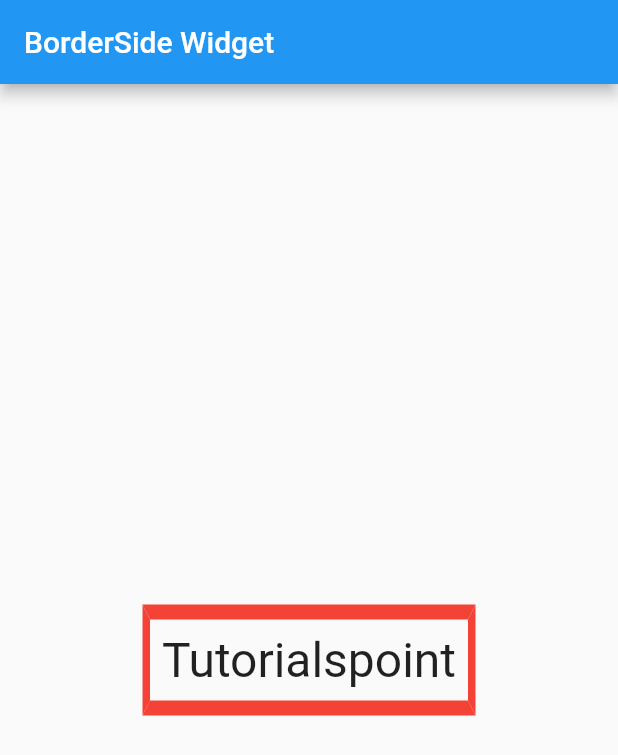
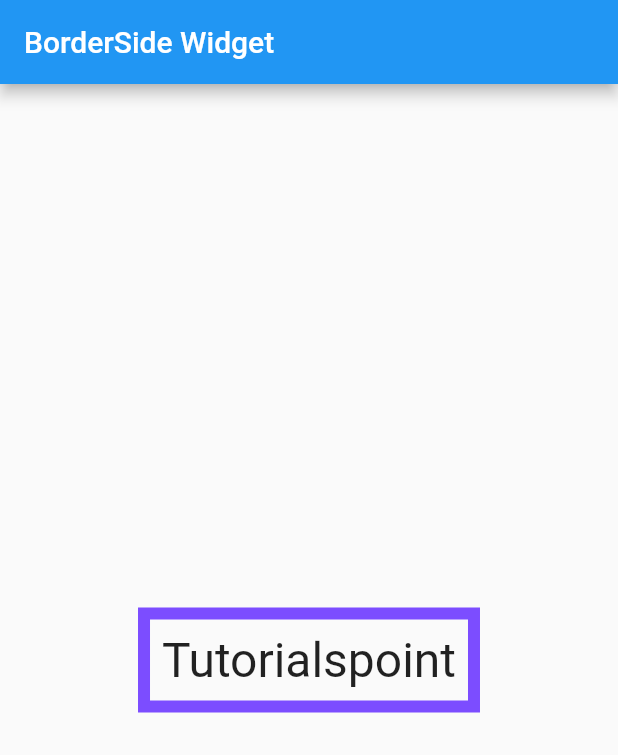
Before and after one commit to azharmarmu/tp_article, a Flutter app: the screen it shows after launch, on a phone screen of 412 x 824 dp. Shown: the top 755 px of the screen. Run offline on Flutter 3.47's test engine with Material 2 defaults, Android fonts, the phone set to English and light mode, and no system bars.

Commit message:
example-2_created

```diff
--- /dev/null
+++ b/lib/Second_page.dart
@@ -0,0 +1,28 @@
+import 'package:flutter/material.dart';
+
+class SecondPage extends StatelessWidget {
+  const SecondPage({Key? key}) : super(key: key);
+
+  @override
+  Widget build(BuildContext context) {
+    return Scaffold(
+      appBar: AppBar(
+
+        title: const Text('BorderSide Widget'),
+      ),
+      body: Center(
+        child: Container(
+          padding: const EdgeInsets.all(8.0),
+          decoration: BoxDecoration(
+            border: Border.all(
+              width: 8,
+              color: Colors.deepPurpleAccent
+              ),
+          ),
+          child:const Text("Tutorialspoint",style: TextStyle(fontSize: 32)),
+        ),
+
+      ),
+    );
+  }
+}
--- a/lib/main.dart
+++ b/lib/main.dart
@@ -1,5 +1,5 @@
 import 'package:flutter/material.dart';
-
+import 'Second_page.dart';
 import 'home_page.dart';
 
 void main() {
@@ -17,7 +17,7 @@
       theme: ThemeData(
         primarySwatch: Colors.blue,
       ),
-      home: const HomePage(),
+      home: const SecondPage(),
     );
   }
 }
```
Also changed, not shown: lib/home_page.dart (+5 -5 lines).
